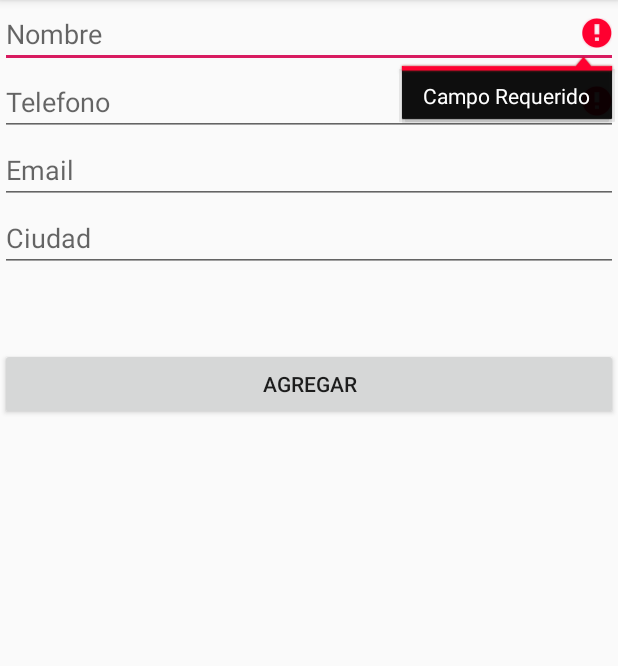
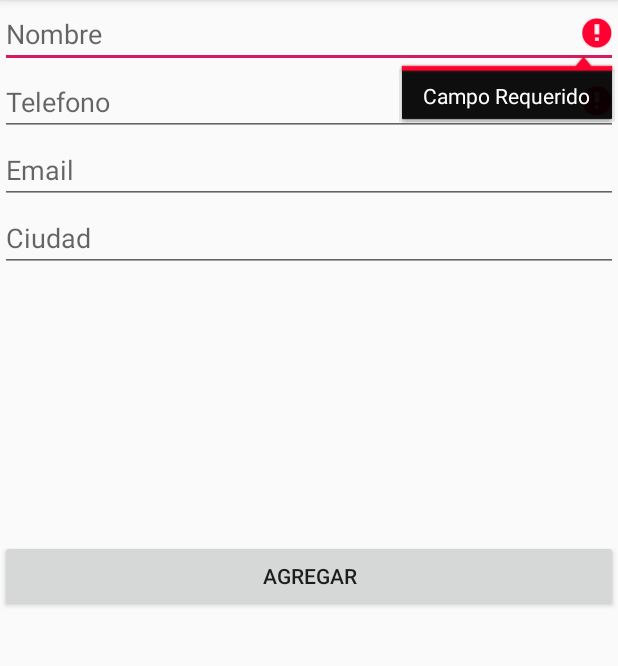
Before and after one commit to diegocabra/PedidosAcuadritos, an Android app: the fragment First_ClienteFragment shown on its own in the app's theme, after a tap on "AGREGAR", on a phone screen of 412 x 824 dp, the part 84-750 px from its top. Run offline under Robolectric (Android 15) with nearby library versions, the phone set to English and light mode, and no system bars; our stand-ins replace Firebase (no records; nobody signed in at launch, a user with empty details on screens opened directly).

Commit message:
List View de clientes funcionando , resta corregir que muestre nombre .

```diff
--- a/app/src/main/java/com/example/pedidosacuadritos/BaseDatoService.java
+++ b/app/src/main/java/com/example/pedidosacuadritos/BaseDatoService.java
@@ -1,15 +1,24 @@
 package com.example.pedidosacuadritos;
 
-import com.example.pedidosacuadritos.Entidades.Persona;
+import androidx.annotation.NonNull;
+
+import com.example.pedidosacuadritos.Entidades.Cliente;
 import com.google.firebase.FirebaseApp;
+import com.google.firebase.database.DataSnapshot;
+import com.google.firebase.database.DatabaseError;
 import com.google.firebase.database.DatabaseReference;
 import com.google.firebase.database.FirebaseDatabase;
+import com.google.firebase.database.ValueEventListener;
 
+import java.util.ArrayList;
+import java.util.List;
 //Mediante la siguiente clase vamos a conectar el fragment necesario a la base de datos,Firebase.
 public class BaseDatoService {
 
 
 
+    FirebaseDatabase firebaseDatabase;
+    DatabaseReference myRef;
     private static BaseDatoService instance;
 
 
@@ -27,14 +36,34 @@ public class BaseDatoService {
 
     }
 
-    public void write(Persona persona){
+    public void write(Cliente persona){
 
         FirebaseDatabase database = FirebaseDatabase.getInstance();
-        DatabaseReference myRef = database.getReference("message");
-
-        //myRef.setValue("Hello, World!");
+        DatabaseReference myRef = database.getReference("Clientes");
+      //  database.setPersistenceEnabled(true);
         myRef.child("Cliente").child(persona.getId()).setValue(persona);
 
+    }
+
+    public List<Cliente> listarDatos(){
+        final List<Cliente> ListaClientes = new ArrayList<Cliente>();
+
+        FirebaseDatabase database = FirebaseDatabase.getInstance();
+        DatabaseReference myRef = database.getReference("Clientes");
+        myRef.child("Cliente").addValueEventListener(new ValueEventListener() {
+            @Override
+            public void onDataChange(@NonNull DataSnapshot dataSnapshot) {
+                for (DataSnapshot objSnapshot : dataSnapshot.getChildren()){
+                    Cliente p = objSnapshot.getValue(Cliente.class);
+                    ListaClientes.add(p);}
+            }
+
+            @Override
+            public void onCancelled(@NonNull DatabaseError databaseError) {
+            int i;
+            }
+        });
+        return ListaClientes;
     }
 
     public void basicReadWrite() {
--- a/app/src/main/java/com/example/pedidosacuadritos/First_ClienteFragment.java
+++ b/app/src/main/java/com/example/pedidosacuadritos/First_ClienteFragment.java
@@ -11,83 +11,87 @@ import android.view.View;
 import android.view.ViewGroup;
 import android.widget.Button;
 import android.widget.EditText;
+import android.widget.ListView;
 import android.widget.TextView;
 import android.widget.Toast;
-
+import android.widget.AdapterView;
+import android.widget.ArrayAdapter;
 
 import com.example.pedidosacuadritos.BaseDatoService;
+
 import java.util.UUID;
+import java.util.ArrayList;
+import java.util.List;
 
 import com.example.pedidosacuadritos.Entidades.Cliente;
+
 /**
  * A simple {@link Fragment} subclass.
  */
 public class First_ClienteFragment extends Fragment {
 
 
-   private EditText getEt_Nombre, getEt_Email,getEt_Telefono,getEt_Ciudad;
-   private Button bt_Agregar;
-
+    private EditText getEt_Nombre, getEt_Email, getEt_Telefono, getEt_Ciudad;
+    private Button bt_Agregar;
+    private ListView listV_Clientes;
+    private List<Cliente> listaClientes = new ArrayList<Cliente>();
+    ArrayAdapter<Cliente> arrayAdapterCliente;
 
     public First_ClienteFragment() {
         // Required empty public constructor
     }
 
 
-
-
     @Override
     public View onCreateView(LayoutInflater inflater, ViewGroup container,
                              Bundle savedInstanceState) {
-
-
         return inflater.inflate(R.layout.fragment_cliente, container, false);
-
 
     }
 
-    public void onViewCreated(View view,  Bundle savedInstanceState) {
+    public void onViewCreated(View view, Bundle savedInstanceState) {
         getEt_Nombre = getView().findViewById(R.id.et_Nombre);
         getEt_Telefono = getView().findViewById(R.id.et_Telefono);
         getEt_Email = getView().findViewById(R.id.et_Email);
         getEt_Ciudad = getView().findViewById(R.id.et_Ciudad);
         bt_Agregar = getView().findViewById(R.id.bt_Agregar);
-
-
-
-
-        //inicializarFirebase();
-
+        ListView listV_Clientes = getView().findViewById(R.id.listV_Clientes);
+        BaseDatoService Basedatos = BaseDatoService.getInstance();
+        listaClientes = Basedatos.listarDatos();
+        arrayAdapterCliente = new ArrayAdapter<Cliente>(getActivity(), android.R.layout.simple_list_item_1, listaClientes);
+        listV_Clientes.setAdapter(arrayAdapterCliente);
 
         bt_Agregar.setOnClickListener(new View.OnClickListener() {
             @Override
             public void onClick(View v) {
                 camposObligatorios();//Antes de guardar , se fija que tengan los campos obligatorios validos.
                 Cliente Nuevo = new Cliente(UUID.randomUUID().toString(), getEt_Nombre.getText().toString(), getEt_Telefono.getText().toString(), getEt_Ciudad.getText().toString());
-                //    Log.e(tag: "Ciudad", msg:""+getEt_Ciudad.getText().toString());
                 //  Log.e("Cliente",""+"Nombre :"+Nuevo.getNombre()+"Localidad :"+Nuevo.getLocalidad()+"- Telefono :"+Nuevo.getTelefono()+"-ID :"+Nuevo.getId());
-                //UUID.randomUUID().toString()
-                BaseDatoService Instancia = BaseDatoService.getInstance();
-                Instancia.write(Nuevo);
-              // myRef.child("Cliente").child(Nuevo.getId()).setValue(Nuevo);
+                BaseDatoService Basedatos = BaseDatoService.getInstance();
+                Basedatos.write(Nuevo);
+                Toast.makeText(getActivity(), "Cliente Agregado", Toast.LENGTH_SHORT).show();
+                limpiarEditTexts();
             }
         });
 
-
-
-
     }
-
 
 
     // REVISAR ESTA VALIDACION CHOTA ; no controla ambas.
     private void camposObligatorios() {
         if (getEt_Nombre.getText().toString().equals(""))
-        getEt_Nombre.setError("Campo Requerido");
+            getEt_Nombre.setError("Campo Requerido");
         if (getEt_Telefono.getText().toString().equals(""))
             getEt_Telefono.setError("Campo Requerido");
+    }
 
 
+    private void limpiarEditTexts() {
+        getEt_Nombre.setText("");
+        getEt_Telefono.setText("");
+        getEt_Email.setText("");
+        getEt_Ciudad.setText("");
+    }
 
-    }
+
 }
--- a/app/src/main/res/layout/fragment_cliente.xml
+++ b/app/src/main/res/layout/fragment_cliente.xml
@@ -48,6 +48,11 @@
                 android:inputType="textPersonName" />
         </LinearLayout>
 
+        <ListView
+            android:id="@+id/listV_Clientes"
+            android:layout_width="match_parent"
+            android:layout_height="128dp" />
+
         <Button
             android:id="@+id/bt_Agregar"
             android:layout_width="match_parent"
```
